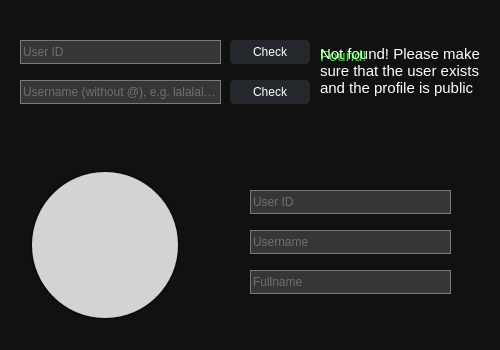
Before: the Qt Designer form src/dialogs/profilechecker.ui in rhewrani/Instagram-Socials-Downloader, drawn with Qt 5.
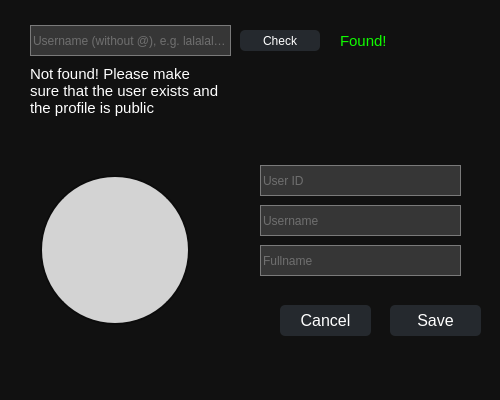
After: the same form once the commit is applied. Icons and pictures are not drawn.

```diff
--- a/src/dialogs/profilechecker.ui
+++ b/src/dialogs/profilechecker.ui
@@ -7,9 +7,21 @@
     <x>0</x>
     <y>0</y>
     <width>500</width>
-    <height>350</height>
+    <height>400</height>
    </rect>
   </property>
+  <property name="minimumSize">
+   <size>
+    <width>500</width>
+    <height>400</height>
+   </size>
+  </property>
+  <property name="maximumSize">
+   <size>
+    <width>500</width>
+    <height>400</height>
+   </size>
+  </property>
   <property name="windowTitle">
    <string>Dialog</string>
   </property>
@@ -44,86 +56,68 @@
 	border: 1px solid #7a7a7a;
 }</string>
   </property>
-  <widget class="QLineEdit" name="LN_INPT_ID">
+  <widget class="QWidget" name="checkerwidget" native="true">
    <property name="geometry">
     <rect>
-     <x>20</x>
-     <y>40</y>
-     <width>201</width>
-     <height>24</height>
+     <x>0</x>
+     <y>0</y>
+     <width>500</width>
+     <height>350</height>
     </rect>
    </property>
-   <property name="placeholderText">
-    <string>User ID</string>
+   <property name="maximumSize">
+    <size>
+     <width>16777215</width>
+     <height>16777215</height>
+    </size>
    </property>
-  </widget>
-  <widget class="QLineEdit" name="LN_INPT_USER">
+   <widget class="QPushButton" name="BTN_CNCL">
    <property name="geometry">
     <rect>
-     <x>20</x>
-     <y>80</y>
-     <width>201</width>
-     <height>24</height>
-    </rect>
-   </property>
-   <property name="placeholderText">
-    <string>Username (without @), e.g. lalalalisa_m</string>
-   </property>
-  </widget>
-  <widget class="QPushButton" name="BTN_CHECK_ID">
-   <property name="geometry">
-    <rect>
-     <x>230</x>
-     <y>40</y>
-     <width>80</width>
-     <height>24</height>
-    </rect>
-   </property>
-   <property name="text">
-    <string>Check</string>
-   </property>
-  </widget>
-  <widget class="QPushButton" name="BTN_CHECK_USER">
-   <property name="geometry">
-    <rect>
-     <x>230</x>
-     <y>80</y>
-     <width>80</width>
-     <height>24</height>
-    </rect>
-   </property>
-   <property name="text">
-    <string>Check</string>
-   </property>
-  </widget>
-  <widget class="QLabel" name="LBL_FND">
-   <property name="geometry">
-    <rect>
-     <x>320</x>
-     <y>40</y>
-     <width>121</width>
+      <x>280</x>
+      <y>305</y>
+      <width>91</width>
      <height>31</height>
     </rect>
    </property>
+    <property name="sizePolicy">
+     <sizepolicy hsizetype="Minimum" vsizetype="Maximum">
+      <horstretch>0</horstretch>
+      <verstretch>0</verstretch>
+     </sizepolicy>
+    </property>
    <property name="font">
     <font>
-     <pointsize>11</pointsize>
-    </font>
-   </property>
-   <property name="styleSheet">
-    <string notr="true">color: rgb(16, 252, 0);</string>
-   </property>
+      <pointsize>12</pointsize>
+     </font>
+    </property>
    <property name="text">
-    <string>Found!</string>
+     <string>Cancel</string>
+    </property>
+   </widget>
+   <widget class="QLineEdit" name="LN_OUTP_USER">
+    <property name="geometry">
+     <rect>
+      <x>260</x>
+      <y>205</y>
+      <width>201</width>
+      <height>31</height>
+     </rect>
+    </property>
+    <property name="readOnly">
+     <bool>true</bool>
+    </property>
+    <property name="placeholderText">
+     <string>Username</string>
    </property>
   </widget>
   <widget class="QLabel" name="LBL_NFND">
    <property name="geometry">
     <rect>
-     <x>320</x>
-     <y>20</y>
-     <width>161</width>
-     <height>101</height>
+      <x>30</x>
+      <y>55</y>
+      <width>191</width>
+      <height>71</height>
     </rect>
    </property>
    <property name="font">
@@ -138,13 +132,77 @@
     <bool>true</bool>
    </property>
   </widget>
+   <widget class="QLineEdit" name="LN_INPT_USER">
+    <property name="geometry">
+     <rect>
+      <x>30</x>
+      <y>25</y>
+      <width>201</width>
+      <height>31</height>
+     </rect>
+    </property>
+    <property name="placeholderText">
+     <string>Username (without @), e.g. lalalalisa_m</string>
+    </property>
+   </widget>
+   <widget class="QPushButton" name="BTN_CHECK_USER">
+    <property name="geometry">
+     <rect>
+      <x>240</x>
+      <y>30</y>
+      <width>80</width>
+      <height>21</height>
+     </rect>
+    </property>
+    <property name="text">
+     <string>Check</string>
+    </property>
+   </widget>
+   <widget class="Line" name="line">
+    <property name="geometry">
+     <rect>
+      <x>30</x>
+      <y>145</y>
+      <width>450</width>
+      <height>3</height>
+     </rect>
+    </property>
+    <property name="styleSheet">
+     <string notr="true">Line {
+	background-color: #363636;
+	color: #363636;
+}</string>
+    </property>
+    <property name="lineWidth">
+     <number>0</number>
+    </property>
+    <property name="orientation">
+     <enum>Qt::Orientation::Horizontal</enum>
+    </property>
+   </widget>
+   <widget class="QLineEdit" name="LN_OUTP_NAME">
+    <property name="geometry">
+     <rect>
+      <x>260</x>
+      <y>245</y>
+      <width>201</width>
+      <height>31</height>
+     </rect>
+    </property>
+    <property name="readOnly">
+     <bool>true</bool>
+    </property>
+    <property name="placeholderText">
+     <string>Fullname</string>
+    </property>
+   </widget>
   <widget class="QLineEdit" name="LN_OUTP_ID">
    <property name="geometry">
     <rect>
-     <x>250</x>
-     <y>190</y>
+      <x>260</x>
+      <y>165</y>
      <width>201</width>
-     <height>24</height>
+      <height>31</height>
     </rect>
    </property>
    <property name="readOnly">
@@ -154,27 +212,35 @@
     <string>User ID</string>
    </property>
   </widget>
-  <widget class="QLineEdit" name="LN_OUTP_USER">
+   <widget class="QPushButton" name="BTN_SAVE">
    <property name="geometry">
     <rect>
-     <x>250</x>
-     <y>230</y>
-     <width>201</width>
-     <height>24</height>
-    </rect>
-   </property>
-   <property name="readOnly">
-    <bool>true</bool>
-   </property>
-   <property name="placeholderText">
-    <string>Username</string>
+      <x>390</x>
+      <y>305</y>
+      <width>91</width>
+      <height>31</height>
+     </rect>
+    </property>
+    <property name="sizePolicy">
+     <sizepolicy hsizetype="Minimum" vsizetype="Maximum">
+      <horstretch>0</horstretch>
+      <verstretch>0</verstretch>
+     </sizepolicy>
+    </property>
+    <property name="font">
+     <font>
+      <pointsize>12</pointsize>
+     </font>
+    </property>
+    <property name="text">
+     <string>Save</string>
    </property>
   </widget>
   <widget class="QLabel" name="LBL_USER_PFP">
    <property name="geometry">
     <rect>
-     <x>30</x>
-     <y>170</y>
+      <x>40</x>
+      <y>175</y>
      <width>150</width>
      <height>150</height>
     </rect>
@@ -198,43 +264,27 @@
     <string/>
    </property>
   </widget>
-  <widget class="QLineEdit" name="LN_OUTP_NAME">
+   <widget class="QLabel" name="LBL_FND">
    <property name="geometry">
     <rect>
-     <x>250</x>
-     <y>270</y>
-     <width>201</width>
-     <height>24</height>
-    </rect>
-   </property>
-   <property name="readOnly">
-    <bool>true</bool>
-   </property>
-   <property name="placeholderText">
-    <string>Fullname</string>
-   </property>
-  </widget>
-  <widget class="Line" name="line">
-   <property name="geometry">
-    <rect>
-     <x>20</x>
-     <y>140</y>
-     <width>450</width>
-     <height>3</height>
-    </rect>
+      <x>340</x>
+      <y>25</y>
+      <width>121</width>
+      <height>31</height>
+     </rect>
+    </property>
+    <property name="font">
+     <font>
+      <pointsize>11</pointsize>
+     </font>
    </property>
    <property name="styleSheet">
-    <string notr="true">Line {
-	background-color: #363636;
-	color: #363636;
-}</string>
-   </property>
-   <property name="lineWidth">
-    <number>0</number>
-   </property>
-   <property name="orientation">
-    <enum>Qt::Orientation::Horizontal</enum>
-   </property>
+     <string notr="true">color: rgb(16, 252, 0);</string>
+    </property>
+    <property name="text">
+     <string>Found!</string>
+    </property>
+   </widget>
   </widget>
  </widget>
  <resources/>
```
Left out of the diff: 2 changed lines with no effect on the pictures. Lines whose indentation alone changed are shown as unchanged.
